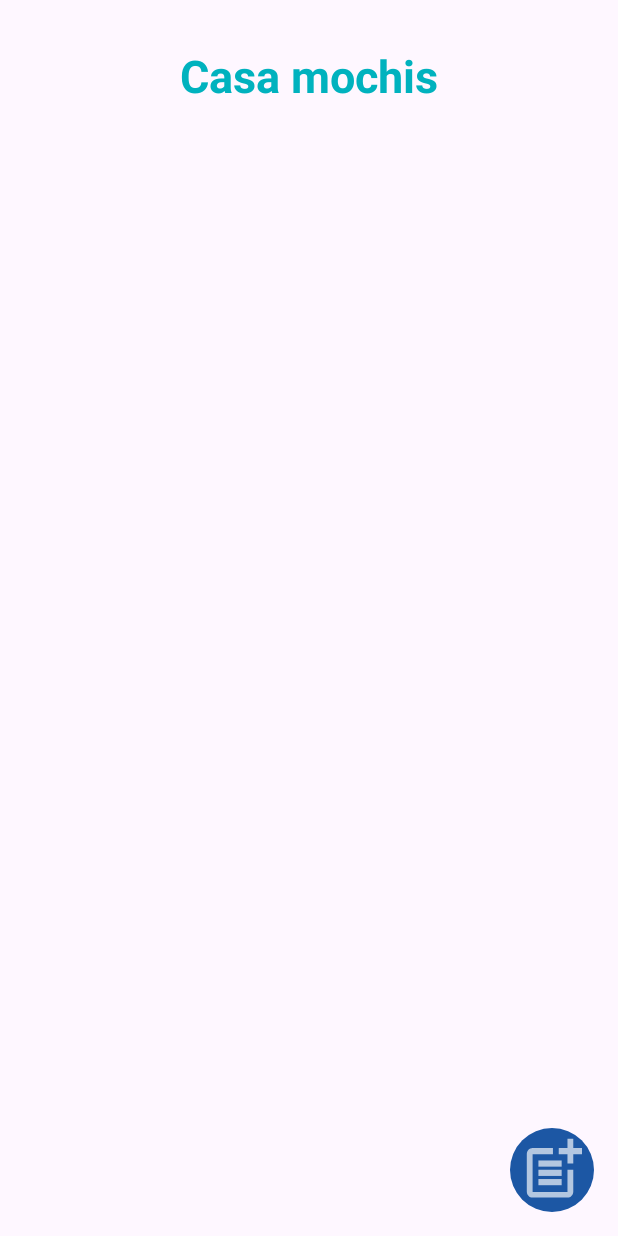
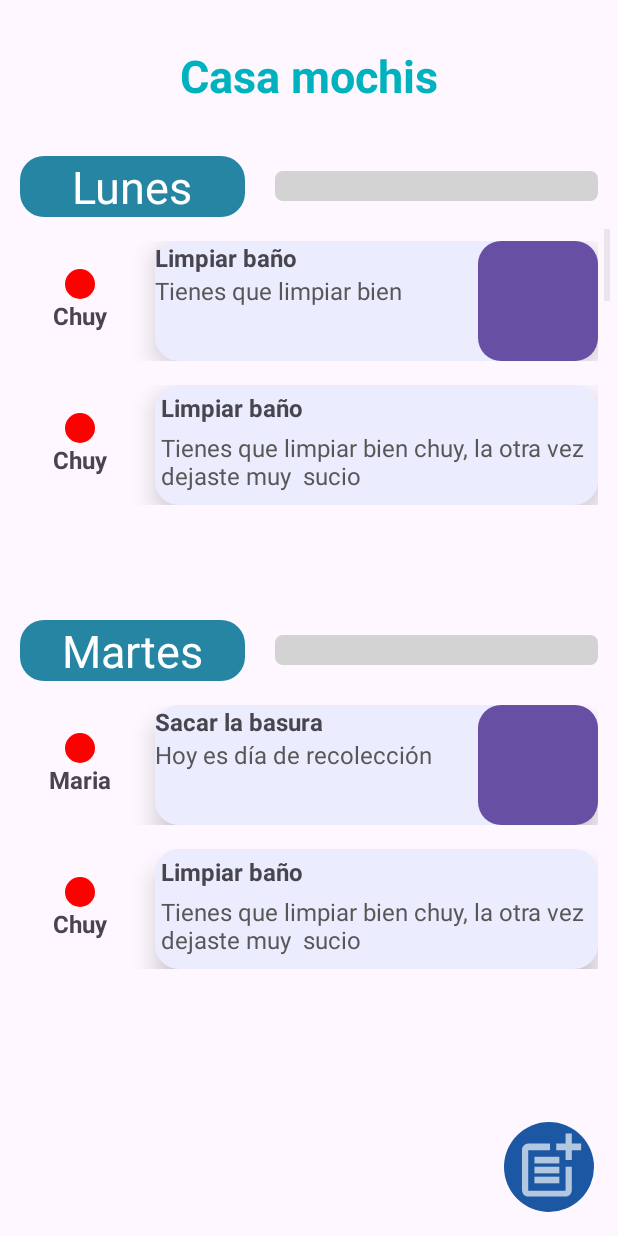
Before and after one commit to Pazoomer/ProyectoFinalAplicaciones, an Android app: the MainActivity screen opened directly, with no data from a screen before it, on a phone screen of 412 x 824 dp. Run offline under Robolectric (Android 15) with nearby library versions, the phone set to English and light mode, and no system bars.

Commit message:
Main funcional
Faltan detalles de gráficos y que se muestre correctamente la barra de progreso

```diff
--- a/app/src/main/java/zamora/jorge/taskfam/MainActivity.kt
+++ b/app/src/main/java/zamora/jorge/taskfam/MainActivity.kt
@@ -1,20 +1,101 @@
 package zamora.jorge.taskfam
 
+import android.content.Context
 import android.os.Bundle
+import android.view.LayoutInflater
+import android.view.View
+import android.view.ViewGroup
+import android.widget.BaseAdapter
+import android.widget.ListView
+import android.widget.ProgressBar
+import android.widget.TextView
 import androidx.activity.enableEdgeToEdge
 import androidx.appcompat.app.AppCompatActivity
 import androidx.core.view.ViewCompat
 import androidx.core.view.WindowInsetsCompat
+import zamora.jorge.taskfam.data.Day
+import zamora.jorge.taskfam.data.Task
+import zamora.jorge.taskfam.databinding.ActivityMainBinding
 
 class MainActivity : AppCompatActivity() {
+    private lateinit var binding: ActivityMainBinding
+    private lateinit var taskAdapter: TaskAdapter
+    private val listaDias = mutableListOf<Day>()
+
     override fun onCreate(savedInstanceState: Bundle?) {
         super.onCreate(savedInstanceState)
         enableEdgeToEdge()
+
+
+
         setContentView(R.layout.activity_main)
         ViewCompat.setOnApplyWindowInsetsListener(findViewById(R.id.main)) { v, insets ->
             val systemBars = insets.getInsets(WindowInsetsCompat.Type.systemBars())
             v.setPadding(systemBars.left, systemBars.top, systemBars.right, systemBars.bottom)
             insets
         }
+
+        binding = ActivityMainBinding.inflate(layoutInflater)
+        setContentView(binding.root)
+
+        llenarListaDias()
+        val dayAdapter = DayAdapter(this, listaDias)
+        binding.lvDias.adapter = dayAdapter
+
+    }
+
+    private fun llenarListaDias() {
+        listaDias.add(Day("Lunes", listOf(
+            Task("Limpiar baño", "Tienes que limpiar bien", "Chuy"),
+            Task("Lavar platos", "No olvides los vasos", "Abel")
+        )))
+        listaDias.add(Day("Martes", listOf(
+            Task("Sacar la basura", "Hoy es día de recolección", "Maria")
+        )))
+    }
+
+    class DayAdapter(private val context: Context, private val dias: List<Day>) : BaseAdapter() {
+        override fun getCount(): Int = dias.size
+        override fun getItem(position: Int): Any = dias[position]
+        override fun getItemId(position: Int): Long = position.toLong()
+
+        override fun getView(position: Int, convertView: View?, parent: ViewGroup?): View {
+            val view = convertView ?: LayoutInflater.from(context).inflate(R.layout.item_day, parent, false)
+
+            val tvDia: TextView = view.findViewById(R.id.tv_dia)
+            val progressBar: ProgressBar = view.findViewById(R.id.progressBar)
+
+            val dia = dias[position]
+            tvDia.text = dia.nombre
+            progressBar.max = dia.tareas.size
+            progressBar.progress = dia.tareas.count { /* Lógica para determinar si está completada */ false }
+
+            val tareaAdapter = TaskAdapter(context, dia.tareas)
+            val listViewTareas: ListView = view.findViewById(R.id.lv_tareas)
+            listViewTareas.adapter = tareaAdapter
+
+            return view
+        }
+    }
+
+    class TaskAdapter(private val context: Context, private val tareas: List<Task>) : BaseAdapter() {
+        override fun getCount(): Int = tareas.size
+        override fun getItem(position: Int): Any = tareas[position]
+        override fun getItemId(position: Int): Long = position.toLong()
+
+        override fun getView(position: Int, convertView: View?, parent: ViewGroup?): View {
+            val view = convertView ?: LayoutInflater.from(context).inflate(R.layout.item_task_list, parent, false)
+
+            val tvMiembro: TextView = view.findViewById<TextView>(R.id.tv_miembro)
+            val tvTitulo: TextView= view.findViewById<TextView>(R.id.tv_titulotarea)
+            val tvDescripcion: TextView = view.findViewById<TextView>(R.id.tv_descripciontarea)
+
+            val tarea = tareas[position]
+            tvMiembro.text = tarea.miembro
+            tvTitulo.text = tarea.title
+            tvDescripcion.text = tarea.description
+
+            return view
+        }
     }
 }
--- /dev/null
+++ b/app/src/main/java/zamora/jorge/taskfam/data/Day.kt
@@ -0,0 +1,3 @@
+package zamora.jorge.taskfam.data
+
+class Day (val nombre: String, val tareas: List<Task>)
--- /dev/null
+++ b/app/src/main/java/zamora/jorge/taskfam/data/Task.kt
@@ -0,0 +1,7 @@
+package zamora.jorge.taskfam.data
+
+data class Task(
+    var title: String,
+    var description: String,
+    var miembro: String
+)
--- a/app/src/main/res/layout/activity_main.xml
+++ b/app/src/main/res/layout/activity_main.xml
@@ -22,6 +22,7 @@
             android:gravity="center_vertical">
 
             <TextView
+                android:id="@+id/tv_casanombre_main"
                 android:layout_width="wrap_content"
                 android:layout_height="wrap_content"
                 android:layout_weight="1"
@@ -32,15 +33,18 @@
                 android:textColor="#00B2BE"/>
         </LinearLayout>
 
+        <ListView
+            android:id="@+id/lv_dias"
+            android:layout_width="match_parent"
+            android:layout_height="wrap_content"
+            android:divider="@android:color/transparent"
+            android:dividerHeight="10dp"/>
+    </LinearLayout>
 
 
-        <!-- Aquí iría el contenido de la pantalla -->
-    </LinearLayout>
-
-    <!-- Botón flotante en la esquina inferior derecha -->
     <ImageView
-        android:layout_width="56dp"
-        android:layout_height="56dp"
+        android:layout_width="60dp"
+        android:layout_height="60dp"
         android:src="@drawable/add_task"
         android:contentDescription="Agregar tarea"
         android:layout_margin="16dp"
--- a/app/src/main/res/layout/item_task_list.xml
+++ b/app/src/main/res/layout/item_task_list.xml
@@ -14,11 +14,13 @@
         android:orientation="vertical">
 
         <ImageView
+
             android:layout_width="20dp"
             android:layout_height="20dp"
             android:background="@drawable/circle_color_member" />
 
         <TextView
+            android:id="@+id/tv_miembro"
             android:layout_width="wrap_content"
             android:layout_height="wrap_content"
             android:text="Chuy"
@@ -42,6 +44,7 @@
             android:layout_weight="1">
 
             <TextView
+                android:id="@+id/tv_titulotarea"
                 android:layout_width="wrap_content"
                 android:layout_height="wrap_content"
                 android:text="Limpiar baño"
@@ -49,6 +52,7 @@
                 android:textStyle="bold" />
 
             <TextView
+                android:id="@+id/tv_descripciontarea"
                 android:layout_width="match_parent"
                 android:layout_height="wrap_content"
                 android:text="Tienes que limpiar bien chuy, la otra vez dejaste muy sucio"
```
Also changed, not shown: app/src/main/res/layout/item_day.xml (renamed from app/src/main/res/layout/item_task_day.xml, +12 -59 lines).
